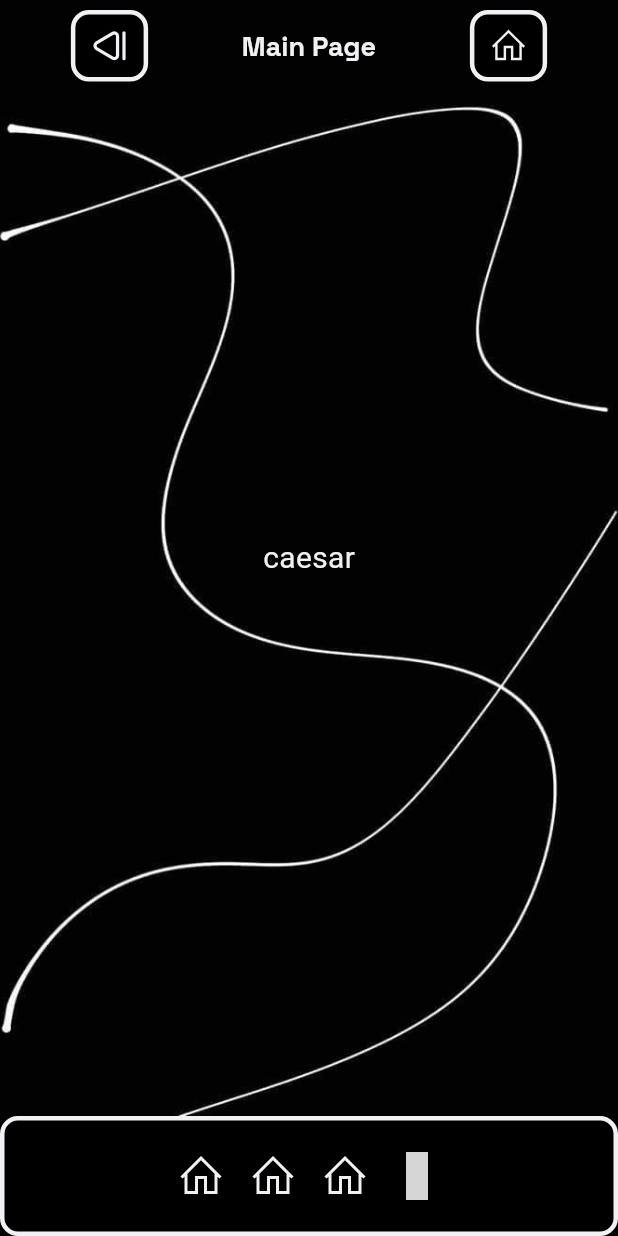
After one commit to wolverine221/liquid, a Flutter app: the Mainheadpage screen opened directly, on a phone screen of 412 x 824 dp. The commit adds this screen. Run offline on Flutter 3.47's test engine with Material 3 defaults, Android fonts, the phone set to English and light mode, and no system bars; drawn by our look-alikes of flip_card; our stand-ins replace draggable_home, flutter_native_splash, flutter_screenutil, get, google_fonts, line_icons and 1 more; statements that could not run were skipped; grey boxes are pictures that could not be loaded.

Commit message:
main page flip icon

```diff
--- /dev/null
+++ b/lib/presentation/mainpage.dart
@@ -0,0 +1,195 @@
+import 'package:flip_card/flip_card.dart';
+import 'package:flutter/cupertino.dart';
+import 'package:flutter/material.dart';
+import 'package:flutter_screenutil/flutter_screenutil.dart';
+import 'package:get/get.dart';
+import 'package:google_fonts/google_fonts.dart';
+import 'package:line_icons/line_icons.dart';
+import 'package:lucide_icons/lucide_icons.dart';
+
+import '../constant/constant.dart';
+
+class Mainheadpage extends StatefulWidget {
+  const Mainheadpage({super.key});
+
+  @override
+  State<Mainheadpage> createState() => _MainheadpageState();
+}
+
+class _MainheadpageState extends State<Mainheadpage> {
+  GlobalKey<FlipCardState> _cardKey = GlobalKey<FlipCardState>();
+  @override
+  Widget build(BuildContext context) {
+    return Scaffold(
+      appBar: AppBar(
+        backgroundColor: Colors.transparent,
+        elevation: 0,
+        automaticallyImplyLeading: false,
+        title: Padding(
+          padding: const EdgeInsets.only(top: 5),
+          child: Row(
+            mainAxisAlignment: MainAxisAlignment.spaceAround,
+            crossAxisAlignment: CrossAxisAlignment.center,
+            children: [
+              Container(
+                height: 40.h,
+                width: 45.w,
+                decoration: BoxDecoration(
+                  color: Colors.black,
+                  border: Border.all(color: AppColors.primaryWhite, width: 3),
+                  borderRadius: BorderRadius.circular(12),
+                ),
+                child: IconButton(onPressed: (){Get.back();}, icon:Icon(
+                    LucideIcons.stepBack,
+                    size: 28.0,
+                    color: AppColors.primaryWhite,
+              ),),),
+              Text('Main Page',style: GoogleFonts.spaceGrotesk(
+                fontWeight: FontWeight.bold,
+                fontSize: 18,
+                color: AppColors.primaryWhite,
+              ),
+              ),
+              Container(
+                height: 40.h,
+                width: 45.w,
+                decoration: BoxDecoration(
+                  color: Colors.black,
+                  border: Border.all(color: AppColors.primaryWhite, width: 3),
+                  borderRadius: BorderRadius.circular(12),
+                ),
+                child: IconButton(onPressed: (){Get.back();}, icon:Icon(
+                  LineIcons.home,
+                  size: 28.0,
+                  color: AppColors.primaryWhite,
+                ),),),
+            ],
+          ),
+        ),
+      ),
+      extendBodyBehindAppBar: true,
+      body: Stack(
+        children: [
+          Positioned.fill(
+            child: Image.asset(
+              'assets/bg_image.jpeg',
+              fit: BoxFit.fitHeight,
+            ),
+          ),
+          Center(
+            child: Text(
+              'caesar',
+              style: TextStyle(fontSize: 20, color: AppColors.primaryWhite),
+            ),
+          ),
+        ],
+      ),
+      bottomNavigationBar: Container(
+        color: Colors.black,
+        child: FlipCard(
+          key: _cardKey,
+          direction: FlipDirection.VERTICAL,
+          side: CardSide.FRONT,
+          speed: 750,
+          onFlipDone: (status) {
+            print(status);
+          },
+          front: Container(
+            height: 80,
+            decoration: BoxDecoration(
+              color: Colors.black,
+              border: Border.all(color: AppColors.primaryWhite, width: 3),
+              borderRadius: BorderRadius.circular(12),
+            ),
+            child: Row(
+              mainAxisAlignment: MainAxisAlignment.center,
+              children: [
+                IconButton(
+                  onPressed: () {},
+                  icon: Icon(
+                    LineIcons.home,
+                    size: 32.0,
+                    color: AppColors.primaryWhite,
+                  ),
+                ),
+                IconButton(
+                  onPressed: () {},
+                  icon: Icon(
+                    LineIcons.home,
+                    size: 32.0,
+                    color: AppColors.primaryWhite,
+                  ),
+                ),
+                IconButton(
+                  onPressed: () {},
+                  icon: Icon(
+                    LineIcons.home,
+                    size: 32.0,
+                    color: AppColors.primaryWhite,
+                  ),
+                ),
+                IconButton(
+                  onPressed: () {
+        _cardKey.currentState?.toggleCard();
+        },
+                  icon: Icon(
+                    LineIcons.addressBookAlt,
+                    size: 32.0,
+                    color: AppColors.primaryWhite,
+                  ),
+                ),
+              ],
+            ),
+          ),
+          back: Container(
+            height: 80,
+            decoration: BoxDecoration(
+              color: Colors.black,
+              border: Border.all(color: AppColors.primaryWhite, width: 3),
+              borderRadius: BorderRadius.circular(12),
+            ),
+            child: Row(
+              mainAxisAlignment: MainAxisAlignment.spaceEvenly,
+              children: [
+                IconButton(
+                  onPressed: () {},
+                  icon: Icon(
+                    LucideIcons.badgeX,
+                    size: 32.0,
+                    color: AppColors.primaryWhite,
+                  ),
+                ),
+                IconButton(
+                  onPressed: () {},
+                  icon: Icon(
+                    LucideIcons.home,
+                    size: 32.0,
+                    color: AppColors.primaryWhite,
+                  ),
+                ),
+                IconButton(
+                  onPressed: () {},
+                  icon: Icon(
+                    LucideIcons.badgeX,
+                    size: 32.0,
+                    color: AppColors.primaryWhite,
+                  ),
+                ),
+                IconButton(
+                  onPressed: () {
+                    _cardKey.currentState?.toggleCard();
+                  },
+                  icon: Icon(
+                    LucideIcons.alarmCheck,
+                    size: 32.0,
+                    color: AppColors.primaryWhite,
+                  ),
+                ),
+              ],
+            ),
+          ),
+        ),
+      ),
+    );
+  }
+}
--- a/pubspec.yaml
+++ b/pubspec.yaml
@@ -47,6 +47,7 @@ dependencies:
   flutter_native_splash: ^2.4.0
   flutter_launcher_icons: ^0.13.1
   easy_date_timeline: ^1.1.3
+  lucide_icons: ^0.257.0
 
 flutter_launcher_icons:
   android: true
```
Also changed, not shown: lib/constant/custom.dart (+31 -22 lines), lib/presentation/icon.dart (+55 -64 lines), lib/presentation/login.dart (+5 -4 lines), pubspec.lock.
